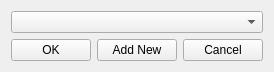
First picture: the form in GCXMLGenerator/db/gcsessiondbform.ui, repository goblincoding/xmlmill, before the edit.
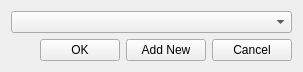
Second picture: the form after the edit. Icons and pictures are not drawn.

Commit message: First start-up bulid showing "Set Session" form.

```diff
--- a/GCXMLGenerator/db/gcsessiondbform.ui
+++ b/GCXMLGenerator/db/gcsessiondbform.ui
@@ -6,7 +6,7 @@
    <rect>
     <x>0</x>
     <y>0</y>
-    <width>263</width>
+    <width>303</width>
     <height>69</height>
    </rect>
   </property>
@@ -25,7 +25,14 @@
   </property>
   <layout class="QVBoxLayout" name="verticalLayout">
    <item>
-    <widget class="QComboBox" name="comboBox"/>
+    <widget class="QComboBox" name="comboBox">
+     <property name="editable">
+      <bool>false</bool>
+     </property>
+     <property name="sizeAdjustPolicy">
+      <enum>QComboBox::AdjustToContentsOnFirstShow</enum>
+     </property>
+    </widget>
    </item>
    <item>
     <layout class="QHBoxLayout" name="buttonLayout">
@@ -47,6 +54,9 @@
        <property name="text">
         <string>OK</string>
        </property>
+       <property name="autoDefault">
+        <bool>true</bool>
+       </property>
       </widget>
      </item>
      <item>
```
The commit also changes 7 other files.
